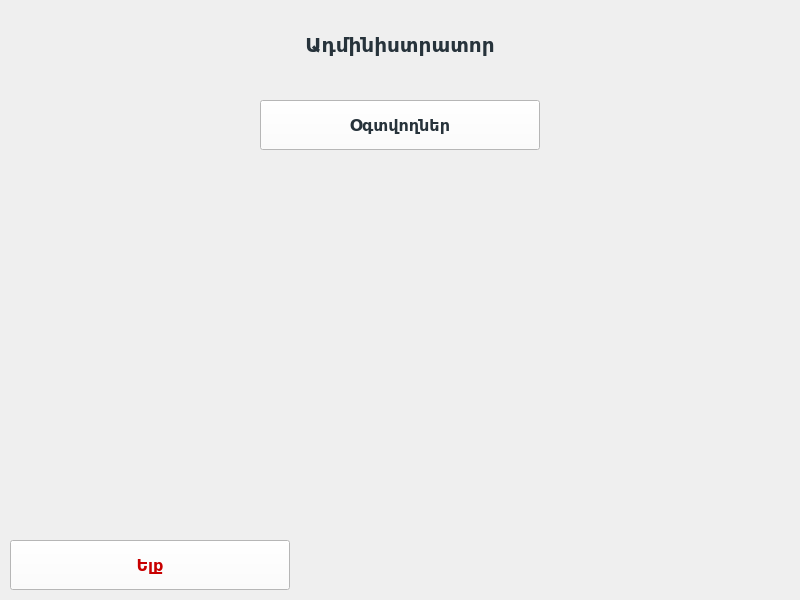
Before: the Qt Designer form GUI/Admin_pages/AdminMainPage.ui in WhiteSHA/Trading-Program-for-PC, drawn with Qt 5.
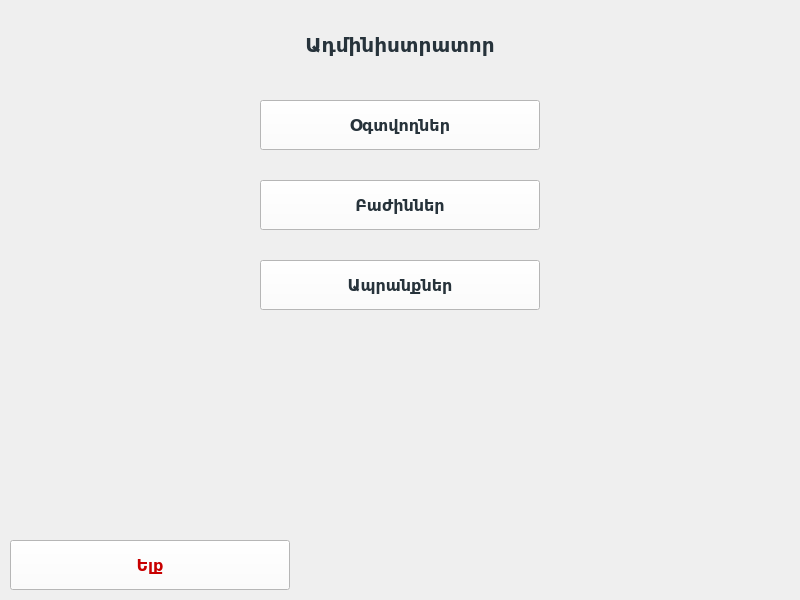
After: the same form once the commit is applied.

The edit to the form file:
```diff
--- a/GUI/Admin_pages/AdminMainPage.ui
+++ b/GUI/Admin_pages/AdminMainPage.ui
@@ -100,6 +100,54 @@
      <string>Ելք</string>
     </property>
    </widget>
+   <widget class="QPushButton" name="goodsPushButton">
+    <property name="geometry">
+     <rect>
+      <x>260</x>
+      <y>260</y>
+      <width>280</width>
+      <height>50</height>
+     </rect>
+    </property>
+    <property name="font">
+     <font>
+      <pointsize>12</pointsize>
+      <weight>75</weight>
+      <bold>true</bold>
+     </font>
+    </property>
+    <property name="styleSheet">
+     <string notr="true">color: rgb(39, 51, 59);
+background-color: rgb(255, 255, 255);</string>
+    </property>
+    <property name="text">
+     <string>Ապրանքներ</string>
+    </property>
+   </widget>
+   <widget class="QPushButton" name="sectionsPushButton">
+    <property name="geometry">
+     <rect>
+      <x>260</x>
+      <y>180</y>
+      <width>280</width>
+      <height>50</height>
+     </rect>
+    </property>
+    <property name="font">
+     <font>
+      <pointsize>12</pointsize>
+      <weight>75</weight>
+      <bold>true</bold>
+     </font>
+    </property>
+    <property name="styleSheet">
+     <string notr="true">color: rgb(39, 51, 59);
+background-color: rgb(255, 255, 255);</string>
+    </property>
+    <property name="text">
+     <string>Բաժիններ</string>
+    </property>
+   </widget>
   </widget>
  </widget>
  <resources/>
```
